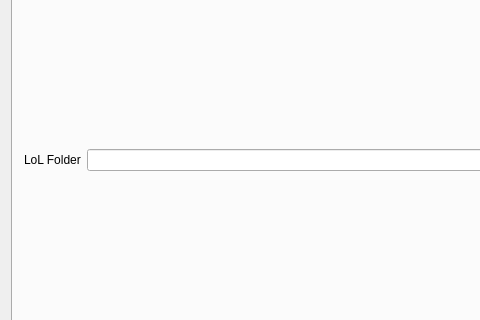
Before: the Qt Designer form mainwindow.ui in Aztorius/legendsreplay, drawn with Qt 5; both pictures show x 0 to 480 and y 117 to 437 of the 619 by 533 pixel window.
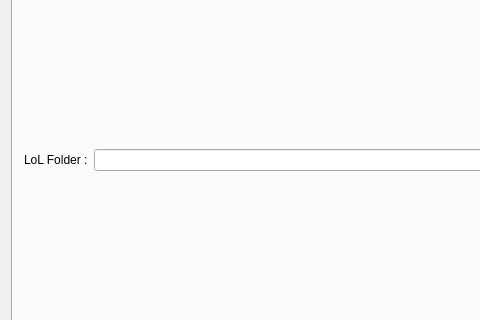
After: the same form once the commit is applied. The open tabs and pages were chosen to show the change.

```diff
--- a/mainwindow.ui
+++ b/mainwindow.ui
@@ -406,7 +406,7 @@
         <item row="0" column="0">
          <widget class="QLabel" name="label">
           <property name="text">
-           <string>LoL Folder</string>
+           <string>LoL Folder :</string>
           </property>
          </widget>
         </item>
```
Left out of the diff: 2 changed lines with no effect on the pictures.
